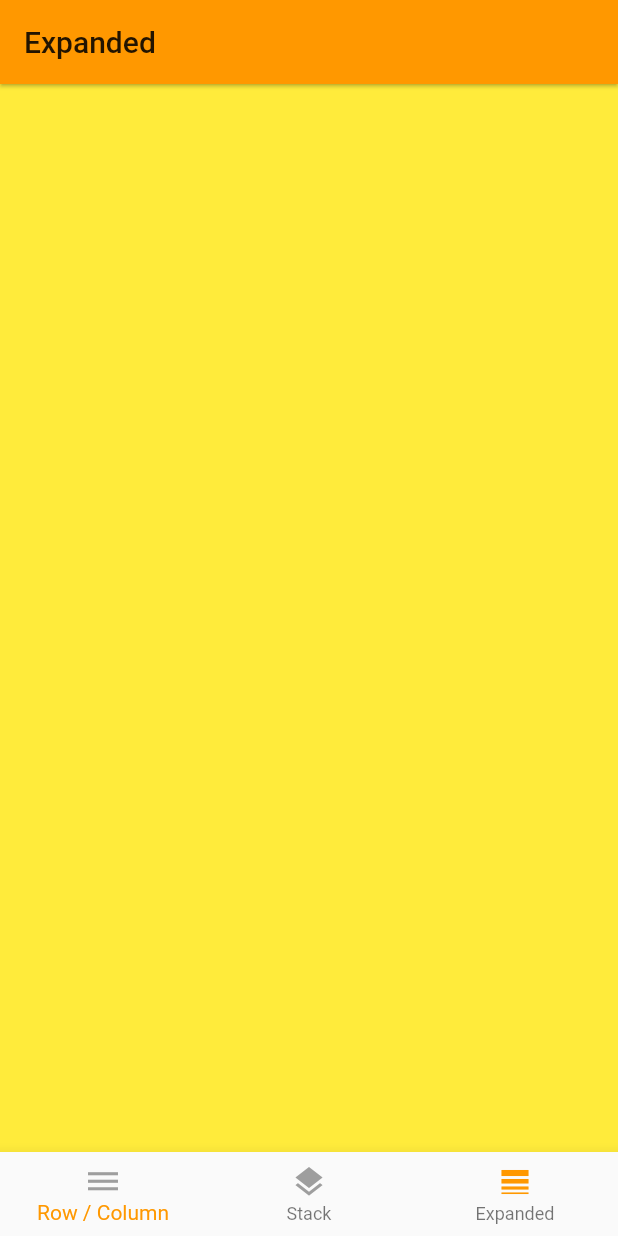
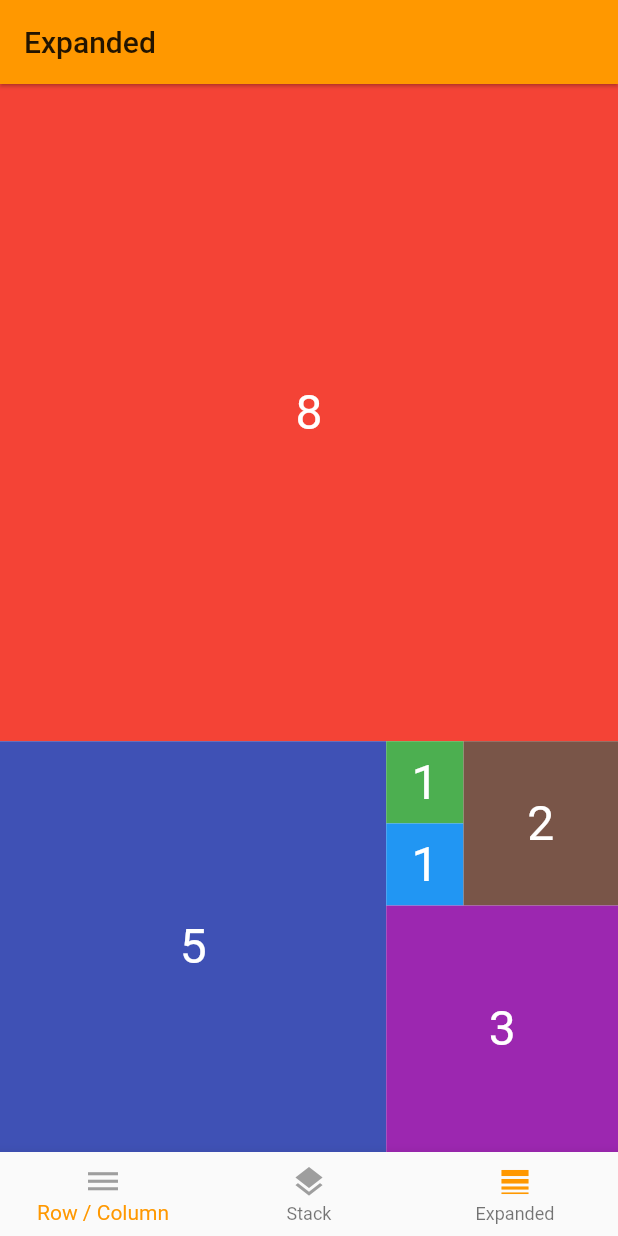
Before and after one commit to bizz84/layout-demo-flutter, a Flutter app: the screen it shows after launch, item 3 of the bottom bar chosen, on a phone screen of 412 x 824 dp. Run offline on Flutter 3.47's test engine with Material 2 defaults, Android fonts, the phone set to English and light mode, and no system bars.

Commit message:
Expanded fibonacci series

```diff
--- a/lib/expanded_page.dart
+++ b/lib/expanded_page.dart
@@ -18,8 +18,66 @@ class _ExpandedPageState extends State<ExpandedPage> {
       ),
       //drawer: Drawer(child: LayoutSelectionPage(onSelected: onLayoutSelected)),
       body: Container(
-        color: Colors.yellow,
+        child: _buildContent(),
       ),
     );
   }
+
+  Widget _buildCenteredText(
+      {int points, Color color, Color textColor = Colors.white}) {
+    return Expanded(
+      flex: points,
+      child: Container(
+        constraints: BoxConstraints.expand(),
+        color: color,
+        child: Center(
+          child: Text(
+            '$points',
+            style: TextStyle(fontSize: 32.0, color: textColor),
+          ),
+        ),
+      ),
+    );
+  }
+
+  Widget _buildContent() {
+    return Column(
+      children: [
+        _buildCenteredText(points: 8, color: Colors.red),
+        Expanded(
+          flex: 5,
+          child: Row(
+            children: [
+              _buildCenteredText(points: 5, color: Colors.indigo),
+              Expanded(
+                flex: 3,
+                child: Column(
+                  children: [
+                    Expanded(
+                      flex: 2,
+                      child: Row(
+                        children: [
+                          Expanded(
+                            flex: 1,
+                            child: Column(
+                              children: [
+                                _buildCenteredText(points: 1, color: Colors.green),
+                                _buildCenteredText(points: 1, color: Colors.blue),
+                              ],
+                            ),
+                          ),
+                          _buildCenteredText(points: 2, color: Colors.brown),
+                        ],
+                      ),
+                    ),
+                    _buildCenteredText(points: 3, color: Colors.purple),
+                  ],
+                ),
+              ),
+            ],
+          ),
+        ),
+      ],
+    );
+  }
 }
```
